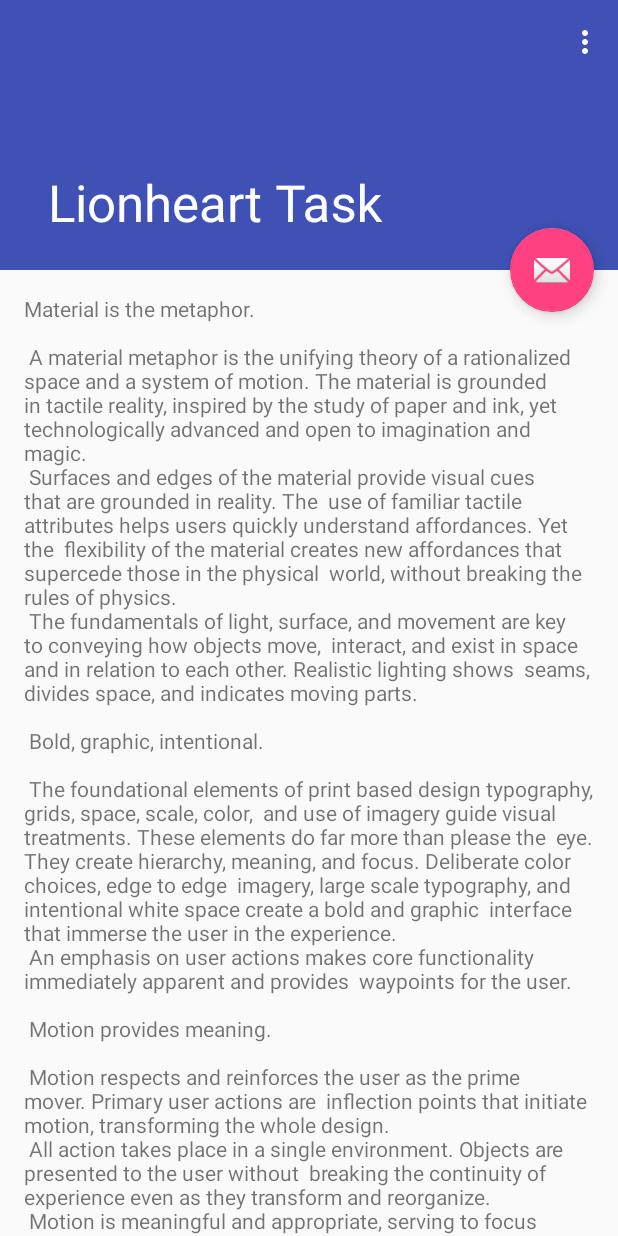
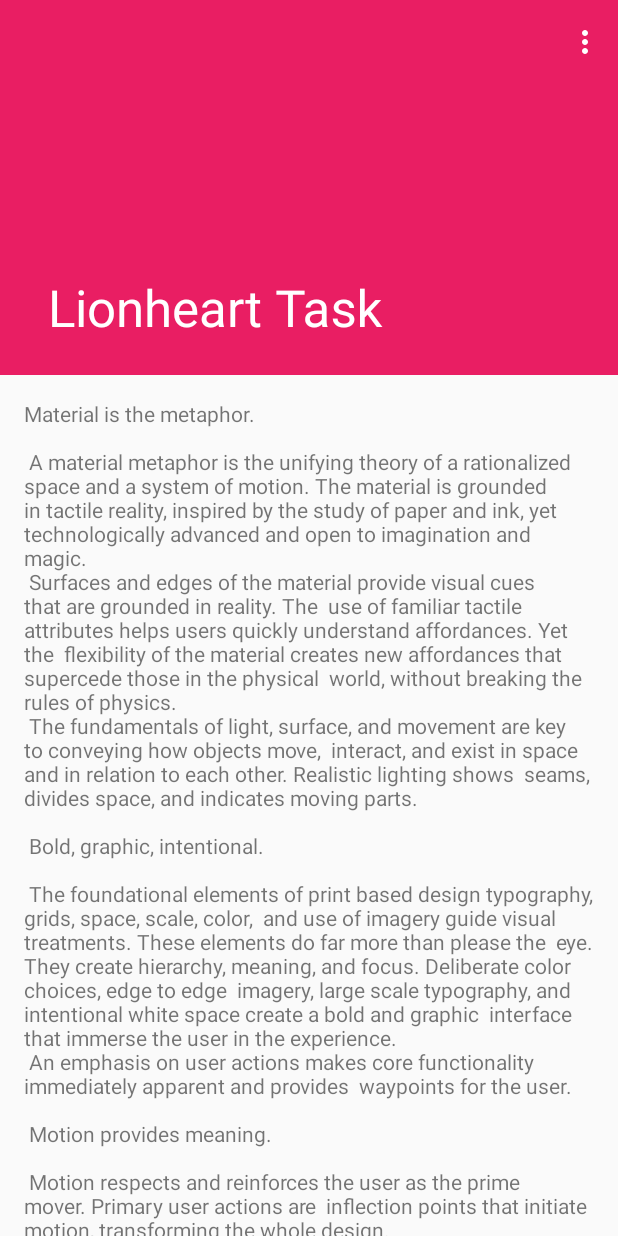
Before and after one commit to pretzelstudios/LionheartTask, an Android app: the screen it shows after launch (FrontPageActivity), on a phone screen of 412 x 824 dp. Run offline under Robolectric (Android 15) with nearby library versions, the phone set to English and light mode, and no system bars.

Commit message:
Set up of layout. Added Colors.

```diff
--- a/app/src/main/java/uk/co/pretzelstudios/lionhearttask/FrontPageActivity.java
+++ b/app/src/main/java/uk/co/pretzelstudios/lionhearttask/FrontPageActivity.java
@@ -18,14 +18,6 @@ public class FrontPageActivity extends AppCompatActivity {
         Toolbar toolbar = (Toolbar) findViewById(R.id.toolbar);
         setSupportActionBar(toolbar);
 
-        FloatingActionButton fab = (FloatingActionButton) findViewById(R.id.fab);
-        fab.setOnClickListener(new View.OnClickListener() {
-            @Override
-            public void onClick(View view) {
-                Snackbar.make(view, "Replace with your own action", Snackbar.LENGTH_LONG)
-                        .setAction("Action", null).show();
-            }
-        });
     }
 
     @Override
--- a/app/src/main/res/layout/activity_front_page.xml
+++ b/app/src/main/res/layout/activity_front_page.xml
@@ -35,13 +35,5 @@
 
     <include layout="@layout/content_front_page" />
 
-    <android.support.design.widget.FloatingActionButton
-        android:id="@+id/fab"
-        android:layout_width="wrap_content"
-        android:layout_height="wrap_content"
-        android:layout_margin="@dimen/fab_margin"
-        app:layout_anchor="@id/app_bar"
-        app:layout_anchorGravity="bottom|end"
-        app:srcCompat="@android:drawable/ic_dialog_email" />
 
 </android.support.design.widget.CoordinatorLayout>
--- a/app/src/main/res/values/colors.xml
+++ b/app/src/main/res/values/colors.xml
@@ -1,6 +1,10 @@
 <?xml version="1.0" encoding="utf-8"?>
 <resources>
-    <color name="colorPrimary">#3F51B5</color>
-    <color name="colorPrimaryDark">#303F9F</color>
-    <color name="colorAccent">#FF4081</color>
+    <color name="colorPrimary">#e91e63</color>
+    <color name="colorPrimaryDark">#b0003a</color>
+    <color name="colorAccent">#00bcd4</color>
+    <color name="RedPrimary">#e91e63</color>
+    <color name="RedPrimaryDark">#b0003a</color>
+    <color name="BlueColorAccent">#00bcd4</color>
+    <color name="Background">#b0003a</color>
 </resources>
--- a/app/src/main/res/values/dimens.xml
+++ b/app/src/main/res/values/dimens.xml
@@ -1,5 +1,5 @@
 <resources>
-    <dimen name="app_bar_height">180dp</dimen>
+    <dimen name="app_bar_height">250dp</dimen>
     <dimen name="fab_margin">16dp</dimen>
     <dimen name="text_margin">16dp</dimen>
 </resources>
```
